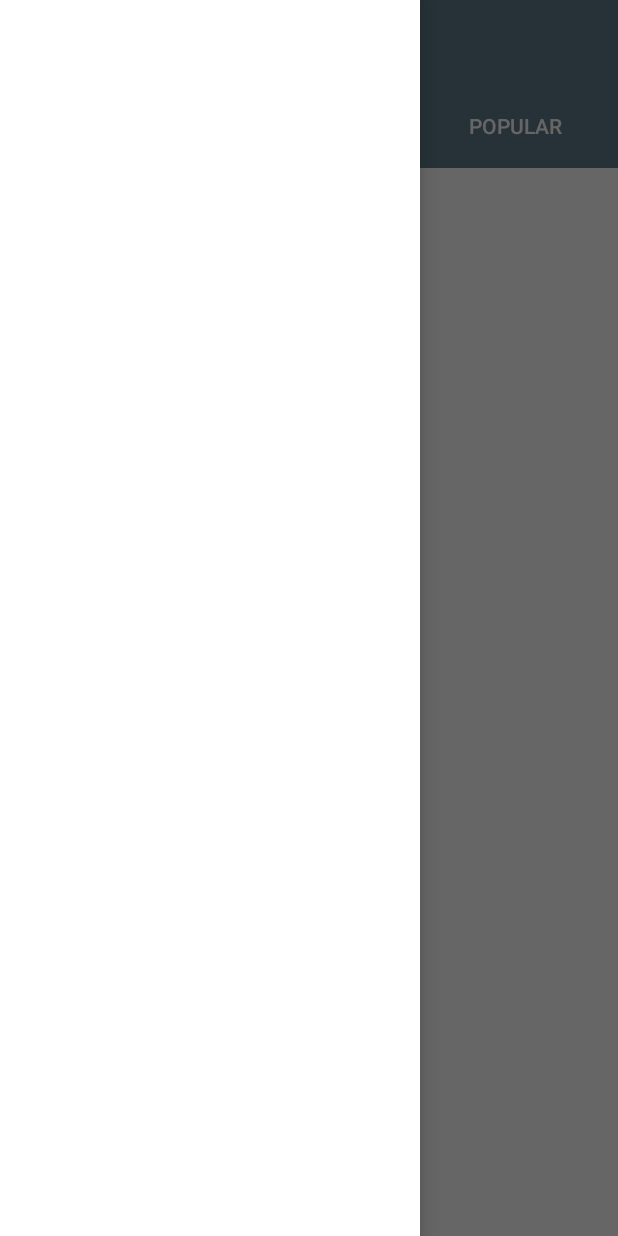
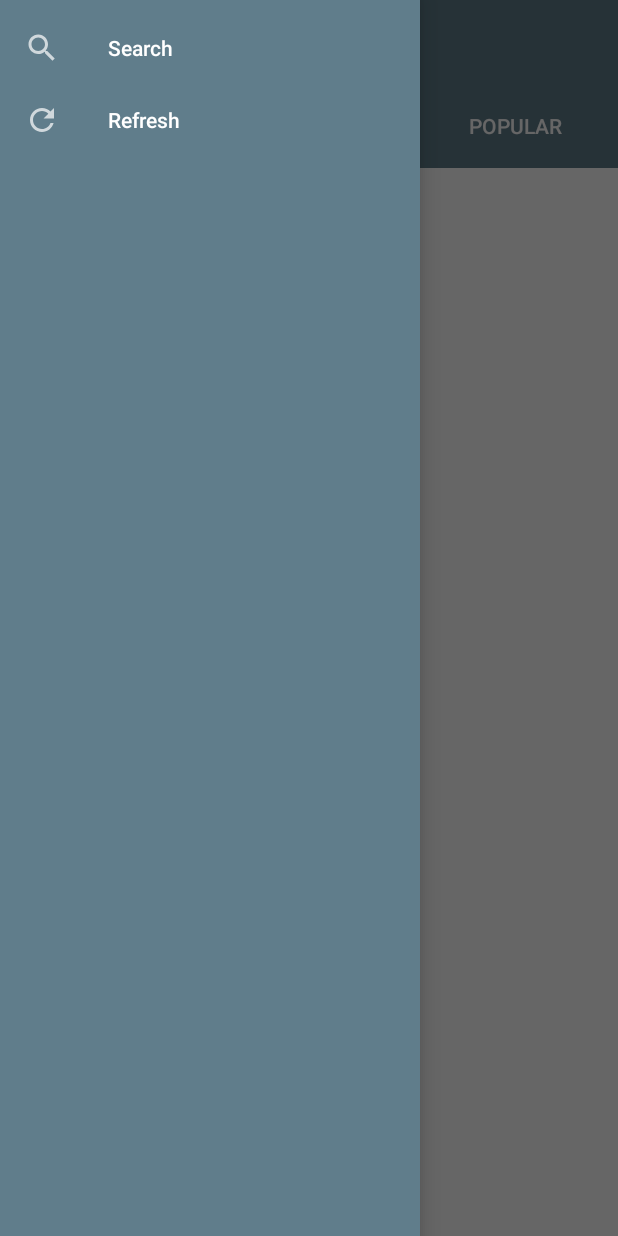
Before and after one commit to yagnikv33/wall_mark, an Android app: the screen it shows after launch (MainActivity), with the side drawer open, on a phone screen of 412 x 824 dp. Run offline under Robolectric (Android 15) with nearby library versions, the phone set to English and light mode, and no system bars; our stand-ins replace ButterKnife; pictures from the network do not load; 1 statement that could not run was skipped.

```diff
--- a/app/src/main/java/com/wallmark/AllPhotoFragment.java
+++ b/app/src/main/java/com/wallmark/AllPhotoFragment.java
@@ -101,7 +101,8 @@ public class AllPhotoFragment extends Fragment{
             @Override
             public void onResponse(Call<Model> call, retrofit2.Response<Model> response) {
                 photo = response.body().getPhotos().getPhoto();
-                for(int i=0; i < photo.size(); i++){
+                int z=0;
+                for(int i=0; i <photo.size(); i++){
                     int farm = photo.get(i).getFarm();
                     String server = photo.get(i).getServer();
                     String id = photo.get(i).getId();
--- a/app/src/main/java/com/wallmark/AllPhotoRecyclerViewHolder.java
+++ b/app/src/main/java/com/wallmark/AllPhotoRecyclerViewHolder.java
@@ -1,5 +1,6 @@
 package com.wallmark;
 
+import android.annotation.SuppressLint;
 import android.content.Context;
 import android.content.Intent;
 import android.support.annotation.NonNull;
@@ -45,7 +46,7 @@ public class  AllPhotoRecyclerViewHolder extends RecyclerView.Adapter<AllPhotoRe
     }
 
     @Override
-    public void onBindViewHolder(@NonNull ViewHolder viewHolder, final int i) {
+    public void onBindViewHolder(@NonNull ViewHolder viewHolder, @SuppressLint("RecyclerView") final int i) {
         final String name = myLists.get(i).getName();
         Glide.with(context).load(myLists.get(i).getUrl()).into(viewHolder.imageView);
         viewHolder.imageView.setOnClickListener(new View.OnClickListener() {
--- a/app/src/main/java/com/wallmark/Model.java
+++ b/app/src/main/java/com/wallmark/Model.java
@@ -496,13 +496,13 @@ class CategoryPhoto {
 
     @SerializedName("photoset")
     @Expose
-    private CategoryPhotosetDetails categoryPhotoDetails;
+    private CategoryPhotosetDetails photoset;
     @SerializedName("stat")
     @Expose
     private String stat;
 
     public CategoryPhotosetDetails getCategoryPhotoDetails() {
-        return categoryPhotoDetails;
+        return photoset;
     }
 
     public String getStat() {
--- a/app/src/main/java/com/wallmark/ShowImageAcitivity.java
+++ b/app/src/main/java/com/wallmark/ShowImageAcitivity.java
@@ -4,6 +4,7 @@ import android.content.Intent;
 import android.os.Bundle;
 import android.support.v4.view.ViewPager;
 import android.support.v7.app.AppCompatActivity;
+import android.util.Log;
 import android.view.WindowManager;
 import android.widget.ProgressBar;
 import android.widget.Toast;
--- a/app/src/main/java/com/wallmark/ShowImageFragment.java
+++ b/app/src/main/java/com/wallmark/ShowImageFragment.java
@@ -25,6 +25,8 @@ import com.bumptech.glide.Glide;
 import com.google.gson.GsonBuilder;
 
 import java.util.List;
+import java.util.Timer;
+import java.util.TimerTask;
 
 import butterknife.BindView;
 import butterknife.BindViews;
@@ -130,12 +132,13 @@ public class ShowImageFragment extends Fragment {
         call.enqueue(new Callback<PhotoSize>() {
             @Override
             public void onResponse(Call<PhotoSize> call, Response<PhotoSize> response) {
+
                 photo = response.body().getSizes().getSize();
                 Uri download_uri = Uri.parse(photo.get(photo.size()-1).getSource());
                 DownloadManager.Request request = new DownloadManager.Request(download_uri);
                 request.setAllowedNetworkTypes(DownloadManager.Request.NETWORK_WIFI | DownloadManager.Request.NETWORK_MOBILE);
                 request.setAllowedOverRoaming(false);
-                request.setTitle(name);
+                request.setTitle("Wall Mark");
                 request.setDescription(name +".jpg");
                 request.setVisibleInDownloadsUi(true);
                 request.setDestinationInExternalPublicDir("Wall Mark",  name + ".jpg");
--- /dev/null
+++ b/app/src/main/res/drawable/ic_refresh.xml
@@ -0,0 +1,5 @@
+<vector android:autoMirrored="true" android:height="24dp"
+    android:tint="#FFFFFF" android:viewportHeight="24.0"
+    android:viewportWidth="24.0" android:width="24dp" xmlns:android="http://schemas.android.com/apk/res/android">
+    <path android:fillColor="#FF000000" android:pathData="M17.65,6.35C16.2,4.9 14.21,4 12,4c-4.42,0 -7.99,3.58 -7.99,8s3.57,8 7.99,8c3.73,0 6.84,-2.55 7.73,-6h-2.08c-0.82,2.33 -3.04,4 -5.65,4 -3.31,0 -6,-2.69 -6,-6s2.69,-6 6,-6c1.66,0 3.14,0.69 4.22,1.78L13,11h7V4l-2.35,2.35z"/>
+</vector>
--- a/app/src/main/res/layout/activity_main.xml
+++ b/app/src/main/res/layout/activity_main.xml
@@ -5,19 +5,6 @@
     android:layout_width="match_parent"
     android:layout_height="match_parent"
     android:fitsSystemWindows="true">
-
-
-    <android.support.design.widget.NavigationView
-        android:id="@+id/nav_bar"
-        android:layout_width="wrap_content"
-        android:layout_height="match_parent"
-        android:layout_gravity="start"
-        android:background="#fff"
-        android:fitsSystemWindows="true"
-        app:menu="@menu/my_menu">
-
-    </android.support.design.widget.NavigationView>
-
 
 <android.support.design.widget.CoordinatorLayout
         android:layout_width="wrap_content"
@@ -64,4 +51,13 @@
 
     </android.support.design.widget.CoordinatorLayout>
 
+    <android.support.design.widget.NavigationView
+        android:id="@+id/nav_bar"
+        android:layout_width="wrap_content"
+        android:layout_height="match_parent"
+        android:layout_gravity="start"
+        android:background="@color/colorPrimary"
+        android:fitsSystemWindows="true"
+        android:visibility="visible"
+        app:menu="@menu/my_menu"></android.support.design.widget.NavigationView>
 </android.support.v4.widget.DrawerLayout>
--- a/app/src/main/res/menu/my_menu.xml
+++ b/app/src/main/res/menu/my_menu.xml
@@ -1,11 +1,15 @@
 <?xml version="1.0" encoding="utf-8"?>
-<menu xmlns:android="http://schemas.android.com/apk/res/android">
-    <group>
+<menu xmlns:android="http://schemas.android.com/apk/res/android"
+    xmlns:app="http://schemas.android.com/apk/res-auto">
+
     <item android:id="@+id/search"
         android:title="Search"
-        android:icon="@drawable/ic_search"/>
+        android:icon="@drawable/ic_search"
+        app:showAsAction="ifRoom"/>
     <item
         android:id="@+id/menu_refresh"
-        android:title="Refresh"/>
-    </group>
+        android:title="Refresh"
+        android:icon="@drawable/ic_refresh"
+        app:showAsAction="ifRoom"/>
+
 </menu>
```
Also changed, not shown: app/src/main/java/com/wallmark/DisplayAlbumPhotos.java (+30 -5 lines), app/src/main/java/com/wallmark/MainActivity.java (+8 -0 lines).
